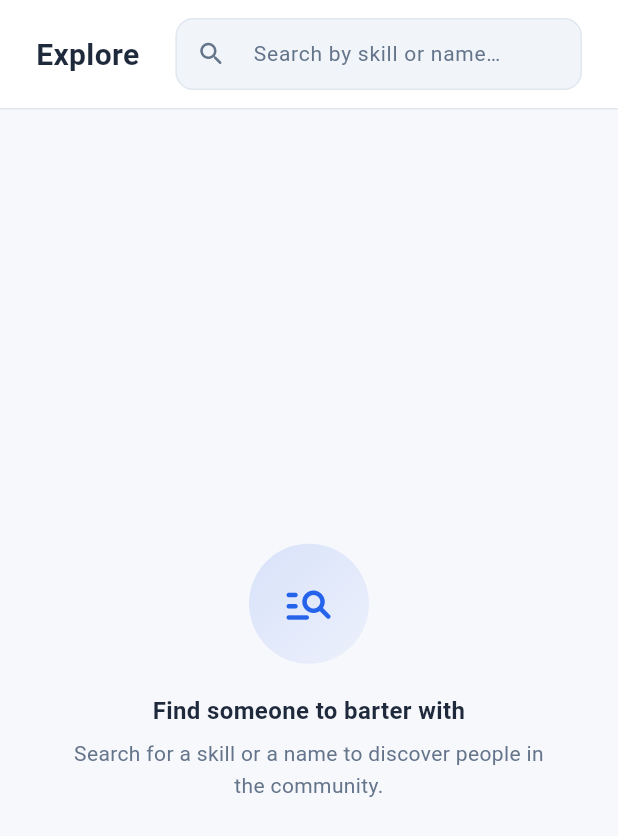
After one commit to Osamamsm/Craft-Chain, a Flutter app: the _DesktopView screen opened directly, on a phone screen of 412 x 824 dp. The commit adds this screen. Shown: the top 836 px of the screen. Run offline on Flutter 3.47's test engine with Material 3 defaults, Android fonts, the phone set to English and light mode, and no system bars; drawn by our look-alikes of flutter_animate; our stand-ins replace cached_network_image, easy_localization, flutter_bloc, flutter_image_compress, get_it, go_router and 4 more.

Commit message:
feat(explore): implement explore screen and widgets

```diff
--- a/lib/core/navigation/app_router.dart
+++ b/lib/core/navigation/app_router.dart
@@ -7,6 +7,7 @@ import 'package:craft_chain/features/auth/views/welcome_screen.dart';
 import 'package:craft_chain/features/barter/models/barter.dart';
 import 'package:craft_chain/features/barter/views/barter_requests_view.dart';
 import 'package:craft_chain/features/barter/views/barter_room_screen.dart';
+import 'package:craft_chain/features/explore/view_model/explore_cubit/explore_cubit.dart';
 import 'package:craft_chain/features/explore/views/explore_screen.dart';
 import 'package:craft_chain/features/home/main_shell.dart';
 import 'package:craft_chain/features/matching/views/match_feed_screen.dart';
@@ -71,7 +72,10 @@ final appRouter = GoRouter(
             GoRoute(
               path: ExploreScreen.routePath,
               name: 'explore',
-              builder: (context, state) => const ExploreScreen(),
+              builder: (context, state) => BlocProvider(
+                create: (context) => getIt<ExploreCubit>(),
+                child: const ExploreScreen(),
+              ),
             ),
           ],
         ),
--- a/lib/features/explore/views/explore_screen.dart
+++ b/lib/features/explore/views/explore_screen.dart
@@ -1,5 +1,13 @@
+import 'package:craft_chain/core/layout/responsive_layout.dart';
+import 'package:craft_chain/core/theme/app_colors.dart';
+import 'package:craft_chain/core/theme/app_text_styles.dart';
+import 'package:craft_chain/features/explore/view_model/explore_cubit/explore_cubit.dart';
+import 'package:craft_chain/features/explore/view_model/explore_cubit/explore_state.dart';
+import 'package:craft_chain/features/explore/views/widgets/explore_body.dart';
+import 'package:craft_chain/features/explore/views/widgets/search_bar.dart';
 import 'package:easy_localization/easy_localization.dart';
-import 'package:flutter/material.dart';
+import 'package:flutter/material.dart' hide SearchBar;
+import 'package:flutter_bloc/flutter_bloc.dart';
 
 class ExploreScreen extends StatelessWidget {
   const ExploreScreen({super.key});
@@ -8,9 +16,87 @@ class ExploreScreen extends StatelessWidget {
 
   @override
   Widget build(BuildContext context) {
-    return Scaffold(
-      appBar: AppBar(title: Text('explore.title'.tr())),
-      body: const SizedBox.shrink(),
+    return const ResponsiveLayout(
+      mobileLayout: _MobileView(),
+      desktopLayout: _DesktopView(),
     );
   }
 }
+
+class _MobileView extends StatelessWidget {
+  const _MobileView();
+
+  @override
+  Widget build(BuildContext context) {
+    final colors = context.colors;
+
+    return Scaffold(
+      backgroundColor: colors.background,
+      appBar: AppBar(
+        backgroundColor: colors.surface,
+        elevation: 0,
+        titleSpacing: 16,
+        title: Text(
+          'explore.title'.tr(),
+          style: AppTextStyles.titleLarge.copyWith(color: colors.onSurface),
+        ),
+        bottom: PreferredSize(
+          preferredSize: const Size.fromHeight(64),
+          child: Padding(
+            padding: const EdgeInsets.fromLTRB(16, 0, 16, 12),
+            child: SearchBar(colors: colors),
+          ),
+        ),
+      ),
+      body: BlocBuilder<ExploreCubit, ExploreState>(
+        builder: (context, state) => ExploreBody(state: state, isWeb: false),
+      ),
+    );
+  }
+}
+
+class _DesktopView extends StatelessWidget {
+  const _DesktopView();
+
+  @override
+  Widget build(BuildContext context) {
+    final colors = context.colors;
+
+    return Scaffold(
+      backgroundColor: colors.background,
+      body: Column(
+        crossAxisAlignment: CrossAxisAlignment.start,
+        children: [
+          Container(
+            color: colors.surface,
+            padding: const EdgeInsets.symmetric(horizontal: 24, vertical: 12),
+            child: Row(
+              children: [
+                Text(
+                  'explore.title'.tr(),
+                  style: AppTextStyles.titleLarge.copyWith(
+                    color: colors.onSurface,
+                  ),
+                ),
+                const SizedBox(width: 24),
+                Expanded(
+                  child: ConstrainedBox(
+                    constraints: const BoxConstraints(maxWidth: 520),
+                    child: SearchBar(colors: colors),
+                  ),
+                ),
+              ],
+            ),
+          ),
+          Divider(height: 1, color: colors.inputBorder),
+          Expanded(
+            child: BlocBuilder<ExploreCubit, ExploreState>(
+              builder: (context, state) =>
+                  ExploreBody(state: state, isWeb: true),
+            ),
+          ),
+        ],
+      ),
+    );
+  }
+}
--- /dev/null
+++ b/lib/features/explore/views/widgets/explore_body.dart
@@ -0,0 +1,261 @@
+import 'package:craft_chain/core/theme/app_colors.dart';
+import 'package:craft_chain/core/theme/app_text_styles.dart';
+import 'package:craft_chain/core/widgets/empty_state.dart';
+import 'package:craft_chain/features/explore/view_model/explore_cubit/explore_cubit.dart';
+import 'package:craft_chain/features/explore/view_model/explore_cubit/explore_state.dart';
+import 'package:craft_chain/features/matching/model/models/match_suggestion.dart';
+import 'package:craft_chain/features/matching/views/widgets/match_card.dart';
+import 'package:easy_localization/easy_localization.dart';
+import 'package:flutter/material.dart';
+import 'package:flutter_animate/flutter_animate.dart';
+import 'package:flutter_bloc/flutter_bloc.dart';
+import 'package:skeletonizer/skeletonizer.dart';
+
+final _kSkeletonItems = List.generate(5, (_) => MatchSuggestion.placeholder);
+
+class ExploreBody extends StatelessWidget {
+  const ExploreBody({super.key, required this.state, required this.isWeb});
+
+  final ExploreState state;
+  final bool isWeb;
+
+  @override
+  Widget build(BuildContext context) {
+    if (state is ExploreInitial) {
+      return const _InitialHint();
+    }
+
+    if (state is ExploreLoading) {
+      return isWeb
+          ? _WebGrid(items: _kSkeletonItems, isLoading: true)
+          : _MobileList(items: _kSkeletonItems, isLoading: true);
+    }
+
+    if (state is ExploreFailure) {
+      return _ErrorView(
+        onRetry: () {
+          final query = (state as ExploreFailure).query;
+          context.read<ExploreCubit>().onQueryChanged(query);
+        },
+      );
+    }
+
+    if (state case ExploreSuccess(results: final results)) {
+      if (results.isEmpty) {
+        return EmptyState(
+          icon: Icons.search_off_rounded,
+          title: 'explore.no_results_title'.tr(),
+          subtitle: 'explore.no_results_subtitle'.tr(),
+        );
+      }
+
+      return isWeb
+          ? _WebGrid(items: results, isLoading: false)
+          : _MobileList(items: results, isLoading: false);
+    }
+
+    return const SizedBox.shrink();
+  }
+}
+
+class _InitialHint extends StatelessWidget {
+  const _InitialHint();
+
+  @override
+  Widget build(BuildContext context) {
+    final colors = context.colors;
+
+    return Center(
+      child: Padding(
+        padding: const EdgeInsets.symmetric(horizontal: 40, vertical: 32),
+        child: Column(
+          mainAxisSize: MainAxisSize.min,
+          children: [
+            Container(
+                  width: 80,
+                  height: 80,
+                  decoration: BoxDecoration(
+                    gradient: LinearGradient(
+                      begin: Alignment.topLeft,
+                      end: Alignment.bottomRight,
+                      colors: [
+                        colors.primary.withValues(alpha: 0.15),
+                        colors.primary.withValues(alpha: 0.05),
+                      ],
+                    ),
+                    shape: BoxShape.circle,
+                  ),
+                  child: Icon(
+                    Icons.manage_search_rounded,
+                    size: 36,
+                    color: colors.primary,
+                  ),
+                )
+                .animate()
+                .fadeIn(duration: 400.ms)
+                .scale(begin: const Offset(0.85, 0.85), duration: 400.ms),
+            const SizedBox(height: 20),
+            Text(
+                  'explore.initial_title'.tr(),
+                  style: AppTextStyles.titleMedium.copyWith(
+                    color: colors.onSurface,
+                  ),
+                  textAlign: TextAlign.center,
+                )
+                .animate(delay: 80.ms)
+                .fadeIn(duration: 350.ms)
+                .slideY(begin: 0.1, end: 0, duration: 350.ms),
+            const SizedBox(height: 8),
+            Text(
+                  'explore.initial_subtitle'.tr(),
+                  style: AppTextStyles.bodyMedium.copyWith(
+                    color: colors.secondaryText,
+                  ),
+                  textAlign: TextAlign.center,
+                )
+                .animate(delay: 140.ms)
+                .fadeIn(duration: 350.ms)
+                .slideY(begin: 0.1, end: 0, duration: 350.ms),
+          ],
+        ),
+      ),
+    );
+  }
+}
+
+class _MobileList extends StatelessWidget {
+  const _MobileList({required this.items, required this.isLoading});
+
+  final List<MatchSuggestion> items;
+  final bool isLoading;
+
+  @override
+  Widget build(BuildContext context) {
+    return Skeletonizer(
+      enabled: isLoading,
+      child: ListView.builder(
+        padding: const EdgeInsets.symmetric(horizontal: 16, vertical: 12),
+        itemCount: items.length,
+        itemBuilder: (context, index) {
+          final card = MatchCard(
+            key: isLoading ? null : ValueKey(items[index].userId),
+            suggestion: items[index],
+            showMatchScore: false,
+          );
+
+          return Padding(
+            padding: const EdgeInsets.only(bottom: 12),
+            child: isLoading
+                ? card
+                : card
+                      .animate(delay: Duration(milliseconds: (index % 10) * 60))
+                      .fadeIn(duration: 300.ms)
+                      .slideY(
+                        begin: 0.08,
+                        end: 0,
+                        duration: 300.ms,
+                        curve: Curves.easeOut,
+                      ),
+          );
+        },
+      ),
+    );
+  }
+}
+
+class _WebGrid extends StatelessWidget {
+  const _WebGrid({required this.items, required this.isLoading});
+
+  final List<MatchSuggestion> items;
+  final bool isLoading;
+
+  static const double _minCardWidth = 280;
+  static const double _spacing = 16;
+
+  @override
+  Widget build(BuildContext context) {
+    return Skeletonizer(
+      enabled: isLoading,
+      child: LayoutBuilder(
+        builder: (context, constraints) {
+          final available = constraints.maxWidth - 44;
+          final columns = ((available + _spacing) / (_minCardWidth + _spacing))
+              .floor()
+              .clamp(1, 4);
+          final cardWidth = (available - _spacing * (columns - 1)) / columns;
+
+          return SingleChildScrollView(
+            padding: const EdgeInsets.all(22),
+            child: Wrap(
+              spacing: _spacing,
+              runSpacing: _spacing,
+              children: List.generate(items.length, (index) {
+                final card = SizedBox(
+                  key: isLoading ? null : ValueKey(items[index].userId),
+                  width: cardWidth,
+                  child: MatchCard(
+                    suggestion: items[index],
+                    showMatchScore: false,
+                  ),
+                );
+
+                return isLoading
+                    ? card
+                    : card
+                          .animate(
+                            delay: Duration(milliseconds: (index % 10) * 50),
+                          )
+                          .fadeIn(duration: 280.ms)
+                          .slideY(
+                            begin: 0.08,
+                            end: 0,
+                            duration: 280.ms,
+                            curve: Curves.easeOut,
+                          );
+              }),
+            ),
+          );
+        },
+      ),
+    );
+  }
+}
+
+class _ErrorView extends StatelessWidget {
+  const _ErrorView({required this.onRetry});
+
+  final VoidCallback onRetry;
+
+  @override
+  Widget build(BuildContext context) {
+    final colors = context.colors;
+
+    return Center(
+      child: Padding(
+        padding: const EdgeInsets.symmetric(horizontal: 40),
+        child: Column(
+          mainAxisSize: MainAxisSize.min,
+          children: [
+            Icon(Icons.wifi_off_rounded, size: 48, color: colors.secondaryText),
+            const SizedBox(height: 16),
+            Text(
+              'explore.error_generic'.tr(),
+              style: AppTextStyles.bodyMedium.copyWith(
+                color: colors.secondaryText,
+              ),
+              textAlign: TextAlign.center,
+            ),
+            const SizedBox(height: 20),
+            SizedBox(
+              width: 140,
+              child: ElevatedButton(
+                onPressed: onRetry,
+                child: Text('explore.retry'.tr()),
+              ),
+            ),
+          ],
+        ),
+      ),
+    );
+  }
+}
--- /dev/null
+++ b/lib/features/explore/views/widgets/search_bar.dart
@@ -0,0 +1,80 @@
+import 'package:craft_chain/core/theme/app_colors.dart';
+import 'package:craft_chain/core/theme/app_text_styles.dart';
+import 'package:craft_chain/features/explore/view_model/explore_cubit/explore_cubit.dart';
+import 'package:easy_localization/easy_localization.dart';
+import 'package:flutter/material.dart';
+import 'package:flutter_bloc/flutter_bloc.dart';
+
+class SearchBar extends StatefulWidget {
+  const SearchBar({super.key, required this.colors});
+
+  final AppColorPalette colors;
+
+  @override
+  State<SearchBar> createState() => SearchBarState();
+}
+
+class SearchBarState extends State<SearchBar> {
+  final _controller = TextEditingController();
+
+  @override
+  void dispose() {
+    _controller.dispose();
+    super.dispose();
+  }
+
+  @override
+  Widget build(BuildContext context) {
+    final colors = widget.colors;
+
+    return TextField(
+      controller: _controller,
+      onChanged: context.read<ExploreCubit>().onQueryChanged,
+      style: AppTextStyles.bodyMedium.copyWith(color: colors.onSurface),
+      decoration: InputDecoration(
+        hintText: 'explore.search_hint'.tr(),
+        hintStyle: AppTextStyles.bodyMedium.copyWith(
+          color: colors.secondaryText,
+        ),
+        prefixIcon: Icon(
+          Icons.search_rounded,
+          color: colors.secondaryText,
+          size: 20,
+        ),
+        suffixIcon: ValueListenableBuilder<TextEditingValue>(
+          valueListenable: _controller,
+          builder: (context, value, _) {
+            if (value.text.isEmpty) return const SizedBox.shrink();
+            return IconButton(
+              icon: Icon(
+                Icons.close_rounded,
+                color: colors.secondaryText,
+                size: 18,
+              ),
+              onPressed: () {
+                _controller.clear();
+                context.read<ExploreCubit>().clear();
+              },
+              tooltip: 'explore.clear'.tr(),
+            );
+          },
+        ),
+        filled: true,
+        fillColor: colors.surface2,
+        contentPadding: const EdgeInsets.symmetric(horizontal: 16, vertical: 0),
+        border: OutlineInputBorder(
+          borderRadius: BorderRadius.circular(12),
+          borderSide: BorderSide.none,
+        ),
+        enabledBorder: OutlineInputBorder(
+          borderRadius: BorderRadius.circular(12),
+          borderSide: BorderSide(color: colors.inputBorder),
+        ),
+        focusedBorder: OutlineInputBorder(
+          borderRadius: BorderRadius.circular(12),
+          borderSide: BorderSide(color: colors.primary, width: 1.5),
+        ),
+      ),
+    );
+  }
+}
```
